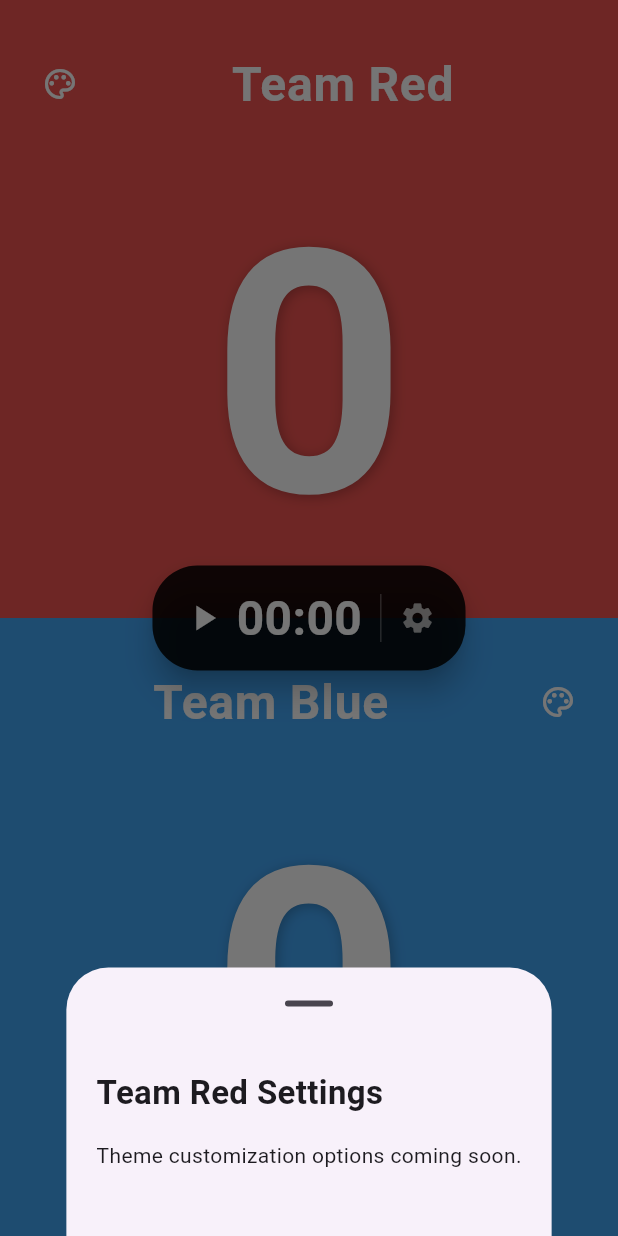
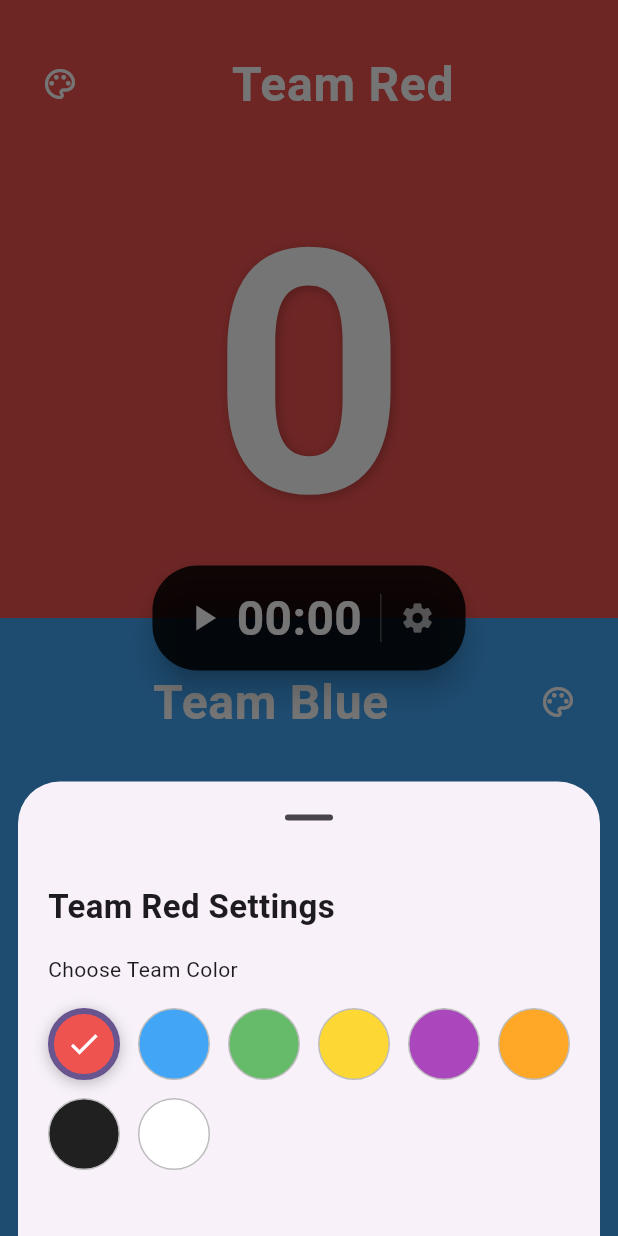
Before and after one commit to loubdelosreyesii/scoreboard, a Flutter app: the screen it shows after launch, after a tap on the "palette" icon, on a phone screen of 412 x 824 dp. Run offline on Flutter 3.47's test engine with Material 3 defaults, Android fonts, the phone set to English and light mode, and no system bars.

Commit message:
feat: complete predefined team color customization

```diff
--- a/lib/responsive_counter_page.dart
+++ b/lib/responsive_counter_page.dart
@@ -15,6 +15,17 @@ class _ResponsiveCounterPageState extends State<ResponsiveCounterPage> {
 
   Color _redTeamColor = Colors.red.shade400;
   Color _blueTeamColor = Colors.blue.shade400;
+
+  final List<Color> _availableColors = [
+    Colors.red.shade400,
+    Colors.blue.shade400,
+    Colors.green.shade400,
+    Colors.yellow.shade600,
+    Colors.purple.shade400,
+    Colors.orange.shade400,
+    Colors.black87,
+    Colors.white,
+  ];
 
   final TextEditingController _redTeamController = TextEditingController(
     text: 'Team Red',
@@ -96,6 +107,8 @@ class _ResponsiveCounterPageState extends State<ResponsiveCounterPage> {
             ? _redTeamController.text
             : _blueTeamController.text;
 
+        return StatefulBuilder(
+          builder: (context, setModelState) {
             return SafeArea(
               child: Padding(
                 padding: const EdgeInsets.all(20),
@@ -113,7 +126,66 @@ class _ResponsiveCounterPageState extends State<ResponsiveCounterPage> {
 
                     const SizedBox(height: 16),
 
-                const Text('Theme customization options coming soon.'),
+                    const Text('Choose Team Color'),
+
+                    const SizedBox(height: 16),
+
+                    Wrap(
+                      spacing: 12,
+                      runSpacing: 12,
+                      children: _availableColors.map((color) {
+                        final selectedColor = isLeftTeam
+                            ? _redTeamColor
+                            : _blueTeamColor;
+
+                        final isSelected = selectedColor == color;
+                        final checkColor = color.computeLuminance() > 0.5 ? Colors.black : Colors.white;
+
+                        return InkWell(
+                          onTap: () {
+                            setState(() {
+                              if (isLeftTeam) {
+                                _redTeamColor = color;
+                              } else {
+                                _blueTeamColor = color;
+                              }
+                            });
+
+                            setModelState(() {});
+                          },
+                          borderRadius: BorderRadius.circular(24),
+                          child: Container(
+                            width: 48,
+                            height: 48,
+                            decoration: BoxDecoration(
+                              color: color,
+                              shape: BoxShape.circle,
+                              border: Border.all(
+                                width: isSelected ? 4 : 1,
+                                color: isSelected
+                                    ? Theme.of( context).colorScheme.primary
+                                    : Colors.grey.shade400,
+                              ),
+                              boxShadow: [
+                                if (isSelected)
+                                  const BoxShadow(
+                                    color: Colors.black26,
+                                    blurRadius: 8,
+                                    offset: Offset(0, 2),
+                                  ),
+                              ],
+                            ),
+                            child: isSelected
+                                ?  Icon(
+                                    Icons.check,
+                                    color: checkColor,
+                                    size: 24,
+                                  )
+                                : null,
+                          ),
+                        );
+                      }).toList(),
+                    ),
 
                     const SizedBox(height: 24),
                   ],
@@ -122,6 +194,14 @@ class _ResponsiveCounterPageState extends State<ResponsiveCounterPage> {
             );
           },
         );
+      },
+    );
+  }
+
+  Color _getTextColor(Color backgroundColor) {
+    return backgroundColor.computeLuminance() > 0.5
+        ? Colors.black
+        : Colors.white;
   }
 
   @override
@@ -159,6 +239,7 @@ class _ResponsiveCounterPageState extends State<ResponsiveCounterPage> {
                     _showTeamSettings(isLeftTeam: true);
                   },
                   isLeftTeam: true,
+                  textColor: _getTextColor(_redTeamColor)
                 ),
                 _CounterBox(
                   color: _blueTeamColor,
@@ -170,6 +251,7 @@ class _ResponsiveCounterPageState extends State<ResponsiveCounterPage> {
                     _showTeamSettings(isLeftTeam: false);
                   },
                   isLeftTeam: false,
+                  textColor: _getTextColor(_blueTeamColor)
                 ),
               ];
 
@@ -415,6 +497,7 @@ class _CounterBox extends StatelessWidget {
   final TextEditingController teamController;
   final VoidCallback onSettingsTap;
   final bool isLeftTeam;
+  final Color textColor;
 
   const _CounterBox({
     Key? key,
@@ -425,6 +508,7 @@ class _CounterBox extends StatelessWidget {
     required this.teamController,
     required this.onSettingsTap,
     required this.isLeftTeam,
+    required this.textColor,
   }) : super(key: key);
 
   @override
@@ -445,9 +529,9 @@ class _CounterBox extends StatelessWidget {
                   if (isLeftTeam)
                     IconButton(
                       onPressed: onSettingsTap,
-                      icon: const Icon(
+                      icon:  Icon(
                         Icons.palette_outlined,
-                        color: Colors.white,
+                        color: textColor,
                       ),
                       tooltip: 'Team Settings',
                     ),
@@ -455,15 +539,15 @@ class _CounterBox extends StatelessWidget {
                     child: TextField(
                       controller: teamController,
                       textAlign: TextAlign.center,
-                      style: const TextStyle(
+                      style: TextStyle(
                         fontSize: 32,
                         fontWeight: FontWeight.bold,
-                        color: Colors.white,
+                        color: textColor,
                       ),
                       decoration: InputDecoration(
                         hintText: 'Enter Team Name',
                         hintStyle: TextStyle(
-                          color: Colors.white.withOpacity(0.6),
+                          color: textColor.withOpacity(0.6),
                         ),
                         border: InputBorder.none,
                       ),
@@ -472,9 +556,9 @@ class _CounterBox extends StatelessWidget {
                   if (!isLeftTeam)
                     IconButton(
                       onPressed: onSettingsTap,
-                      icon: const Icon(
+                      icon:  Icon(
                         Icons.palette_outlined,
-                        color: Colors.white,
+                        color: textColor,
                       ),
                       tooltip: 'Team Settings',
                     ),
@@ -497,7 +581,7 @@ class _CounterBox extends StatelessWidget {
                           style: TextStyle(
                             fontSize: scoreFontSize,
                             fontWeight: FontWeight.bold,
-                            color: Colors.white,
+                            color:textColor,
                             shadows: const [
                               Shadow(
                                 color: Colors.black26,
```
Lines whose indentation alone changed are shown as unchanged.
